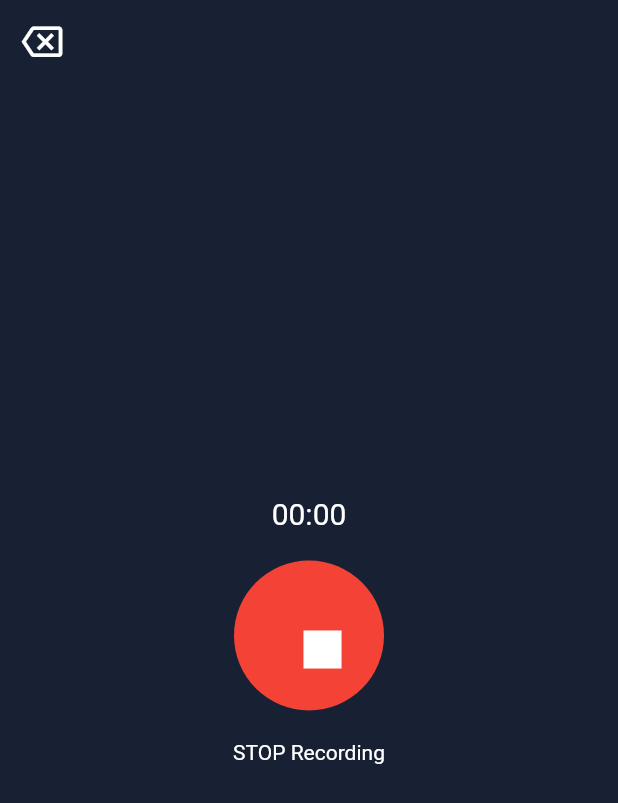
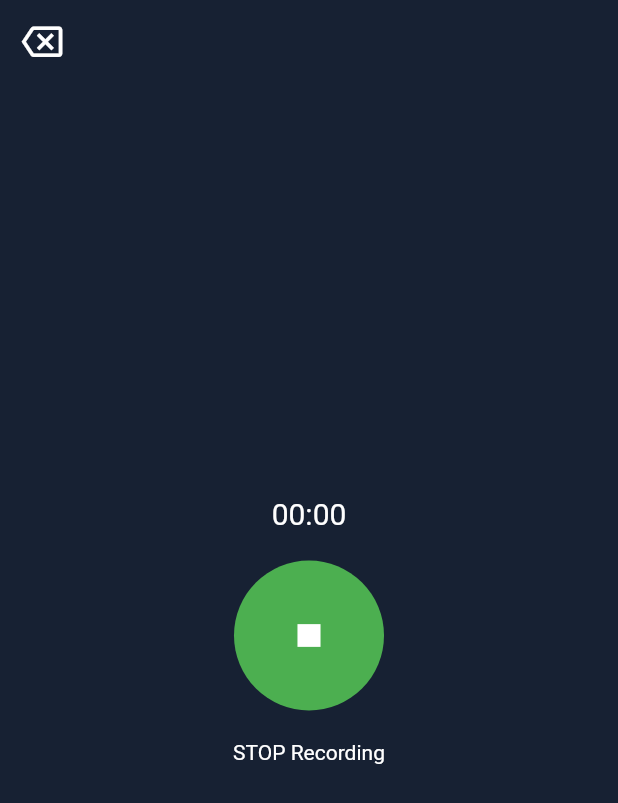
Before and after one commit to GARVIT1235/Media-Recorder, a Flutter app: the AudioController screen opened directly, after a tap on the "mic" icon, on a phone screen of 412 x 824 dp. Shown: the top 803 px of the screen. Run offline on Flutter 3.47's test engine with Material 2 defaults, Android fonts, the phone set to English and light mode, and no system bars; our stand-ins replace animated_text_kit, camera, video_player.

Commit message:
second 2.2

```diff
--- a/lib/Pages/audio/audioController.dart
+++ b/lib/Pages/audio/audioController.dart
@@ -48,19 +48,19 @@ class _AudioControllerState extends State<AudioController> {
               SizedBox(height: 20),
               Container(
                 child: CircleAvatar(
-                  backgroundColor: Colors.red,
+                  backgroundColor: isRecording ? Colors.green : Colors.red,
                   radius: 50,
                   child: IconButton(
                     icon: isRecording
                         ? Icon(
                             Icons.stop,
                             color: Colors.white,
-                            size: 50,
+                            size: 30,
                           )
                         : Icon(
                             Icons.mic,
                             color: Colors.white,
-                            size: 50,
+                            size: 30,
                           ),
                     onPressed: () {
                       setState(() {
```
